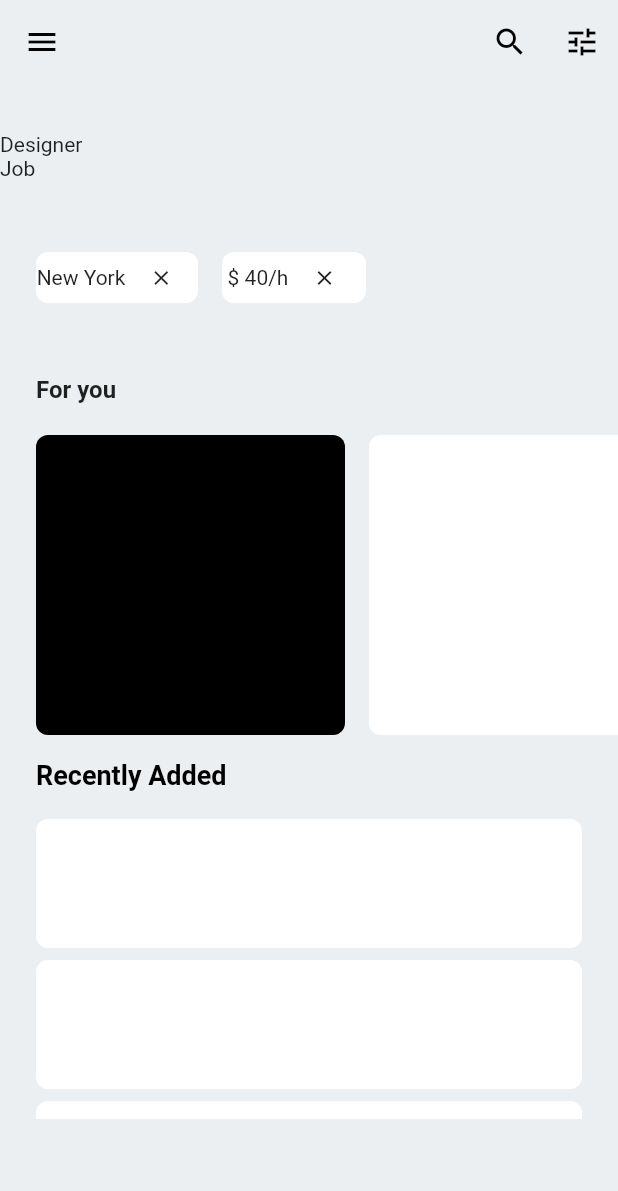
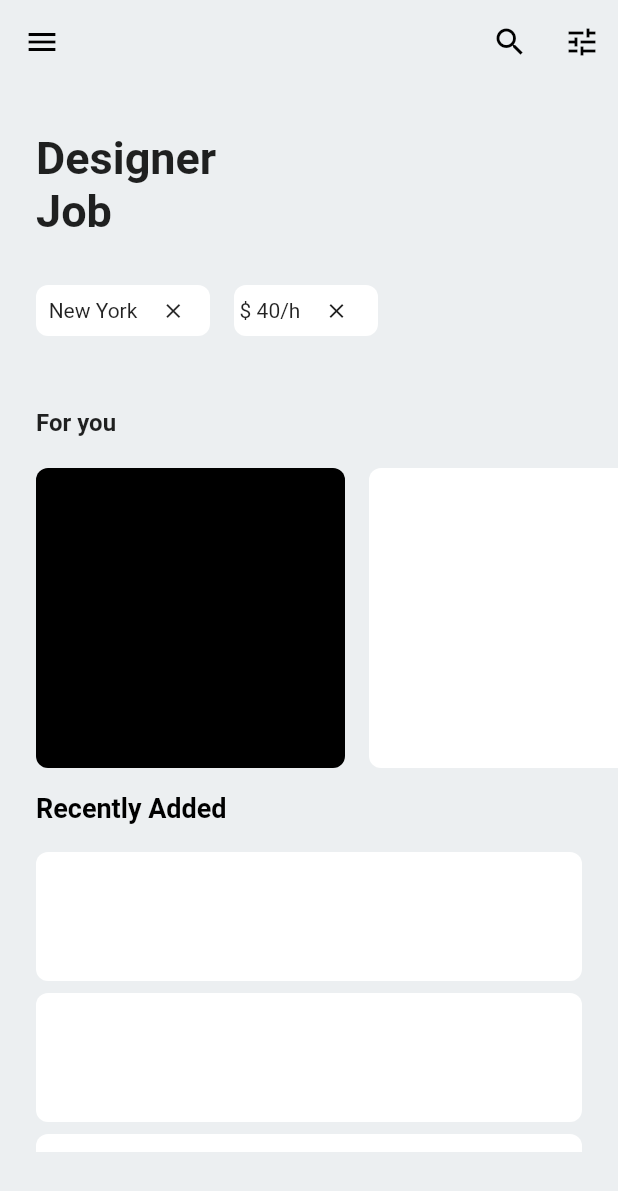
Before and after one commit to JAICHANGPARK/flutter_notebook_the_third_story, a Flutter app: the screen it shows after launch, on a phone screen of 412 x 824 dp. Shown: the top 1191 px of the screen. Run offline on Flutter 3.47's test engine with Material 2 defaults, Android fonts, the phone set to English and light mode, and no system bars; our stand-ins replace badges, dotted_border, fl_chart, google_fonts, page_transition, percent_indicator and 1 more.

Commit message:
Update main_page.dart

```diff
--- a/lib/job_finder_app/main_page.dart
+++ b/lib/job_finder_app/main_page.dart
@@ -51,18 +51,31 @@ class _MainPageState extends State<JopFinderMainPage> {
             SizedBox(
               height: 32,
             ),
-            Text("Designer"),
-            Text("Job"),
-            SizedBox(
-              height: 48,
+            Padding(
+              padding: const EdgeInsets.only(left: 24),
+              child: Text(
+                "Designer",
+                style: TextStyle(fontWeight: FontWeight.bold, fontSize: 30),
+              ),
             ),
             Padding(
-              padding: EdgeInsets.only( left: 24),
+              padding: const EdgeInsets.only(left: 24),
+              child: Text(
+                "Job",
+                style: TextStyle(fontWeight: FontWeight.bold, fontSize: 30),
+              ),
+            ),
+            SizedBox(
+              height: 32,
+            ),
+            Padding(
+              padding: EdgeInsets.only(left: 24),
               child: Row(
                 children: <Widget>[
                   Container(
                     height: 34,
-                    width: 108,
+                    width: 116,
+                    padding: EdgeInsets.only(left: 8),
                     decoration: BoxDecoration(
                         color: Colors.white,
                         borderRadius: BorderRadius.circular(8)),
@@ -115,18 +128,17 @@ class _MainPageState extends State<JopFinderMainPage> {
             Container(
               height: 240,
               width: double.infinity,
-              margin: EdgeInsets.only( left: 24),
+              margin: EdgeInsets.only(left: 24),
               child: Column(
                 mainAxisAlignment: MainAxisAlignment.spaceBetween,
                 crossAxisAlignment: CrossAxisAlignment.start,
                 children: <Widget>[
-                  Text("For you", style: TextStyle(
-                    fontSize: 16,
-                    fontWeight: FontWeight.bold
-                  ),),
+                  Text(
+                    "For you",
+                    style: TextStyle(fontSize: 16, fontWeight: FontWeight.bold),
+                  ),
                   Container(
                     height: 200,
-
                     child: ListView(
                       scrollDirection: Axis.horizontal,
                       children: <Widget>[
@@ -149,33 +161,36 @@ class _MainPageState extends State<JopFinderMainPage> {
                 ],
               ),
             ),
-            SizedBox(height: 16,),
+            SizedBox(
+              height: 16,
+            ),
             Container(
               height: 240,
               margin: EdgeInsets.only(right: 24, left: 24),
               width: double.infinity,
-
               child: Column(
                 mainAxisAlignment: MainAxisAlignment.spaceBetween,
                 crossAxisAlignment: CrossAxisAlignment.start,
                 children: <Widget>[
-                  Text("Recently Added", style: TextStyle(
-                    color: Colors.black,
-                    fontWeight: FontWeight.bold,
-                    fontSize: 18
-                  ),),
-                  SizedBox(height: 16,),
+                  Text(
+                    "Recently Added",
+                    style: TextStyle(
+                        color: Colors.black,
+                        fontWeight: FontWeight.bold,
+                        fontSize: 18),
+                  ),
+                  SizedBox(
+                    height: 16,
+                  ),
                   Container(
                       height: 200,
-
                       child: ListView.builder(itemBuilder: (context, index) {
                         return Container(
                           height: 86,
                           margin: EdgeInsets.only(bottom: 8),
                           decoration: BoxDecoration(
-                            color: Colors.white,
-                            borderRadius: BorderRadius.circular(8)
-                          ),
+                              color: Colors.white,
+                              borderRadius: BorderRadius.circular(8)),
                         );
                       }))
                 ],
```
